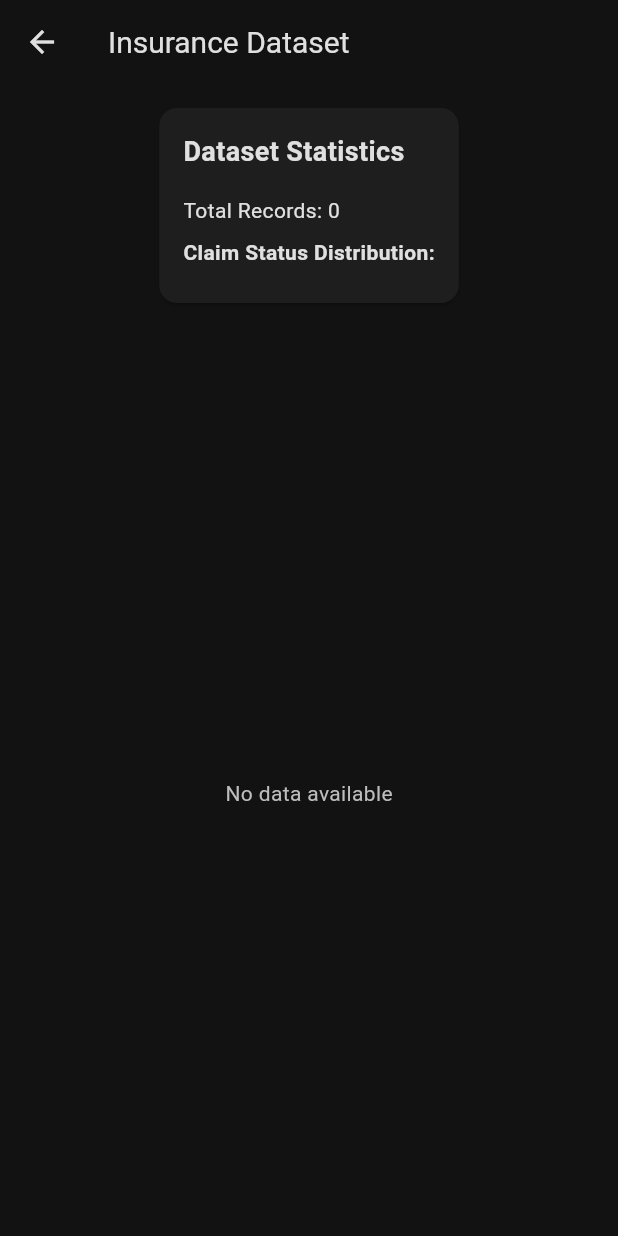
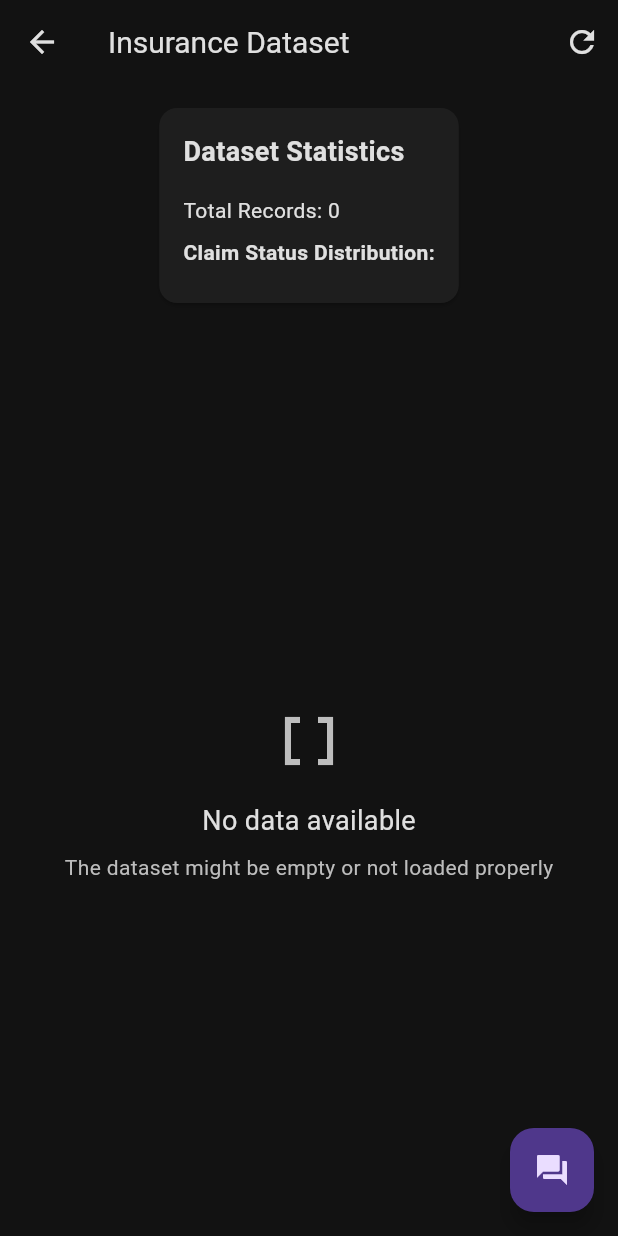
Before and after one commit to thishahid/Insurance-Claim-Agent, a Flutter app: the HomeScreen screen opened directly, after a tap on the "data usage" icon, on a phone screen of 412 x 824 dp. Run offline on Flutter 3.47's test engine with Material 3 defaults, Android fonts, the phone set to English and light mode, and no system bars; our stand-ins replace csv, file_picker, flutter_markdown, google_generative_ai, pdf, printing and 2 more; accounts and stored records are empty.

Commit message:
Dataset RAG

```diff
--- a/lib/screens/dataset_viewer_screen.dart
+++ b/lib/screens/dataset_viewer_screen.dart
@@ -1,6 +1,11 @@
+// screens/dataset_viewer_screen.dart
 import 'package:flutter/material.dart';
 import 'package:insurance_claim_agent/config/theme.dart';
 import 'package:insurance_claim_agent/services/dataset_service.dart';
+import 'package:insurance_claim_agent/screens/home_screen.dart';
+import 'package:path/path.dart' as path;
+import 'package:sqflite/sqflite.dart';
+import 'package:path_provider/path_provider.dart';
 
 class DatasetViewerScreen extends StatefulWidget {
   const DatasetViewerScreen({super.key});
@@ -13,6 +18,7 @@ class _DatasetViewerScreenState extends State<DatasetViewerScreen> {
   List<Map<String, dynamic>>? _dataset;
   Map<String, dynamic>? _stats;
   bool _isLoading = true;
+  String? _errorMessage;
 
   @override
   void initState() {
@@ -22,9 +28,36 @@ class _DatasetViewerScreenState extends State<DatasetViewerScreen> {
 
   Future<void> _loadDataset() async {
     try {
-      final db = await DatasetService.database;
-      // Use the public getter instead of the private variable
-      final data = await db.query(DatasetService.tableName, limit: 100);
+      setState(() {
+        _isLoading = true;
+        _errorMessage = null;
+      });
+
+      // Check if the database exists
+      final documentsDirectory = await getApplicationDocumentsDirectory();
+      final dbPath = path.join(documentsDirectory.path, 'insurance_dataset.db');
+      final exists = await databaseExists(dbPath);
+
+      if (!exists) {
+        setState(() {
+          _isLoading = false;
+          _errorMessage = 'Database does not exist. Please make sure the CSV file is in the assets folder and try again.';
+        });
+        return;
+      }
+
+      // Check if the CSV file is accessible - Fixed: Remove this method call
+      // final csvAccessible = await DatasetService.isCsvFileAccessible();
+      // if (!csvAccessible) {
+      //   setState(() {
+      //     _isLoading = false;
+      //     _errorMessage = 'CSV file is not accessible. Please make sure it\'s in the assets folder.';
+      //   });
+      //   return;
+      // }
+
+      // Use the new method
+      final data = await DatasetService.getDatasetRecords(limit: 100);
       final stats = await DatasetService.getDatasetStats();
 
       setState(() {
@@ -35,13 +68,17 @@ class _DatasetViewerScreenState extends State<DatasetViewerScreen> {
     } catch (e) {
       setState(() {
         _isLoading = false;
+        _errorMessage = 'Error loading dataset: ${e.toString()}';
       });
+
+      if (mounted) {
         ScaffoldMessenger.of(context).showSnackBar(
           SnackBar(
             content: Text('Error loading dataset: ${e.toString()}'),
             backgroundColor: Colors.red,
           ),
         );
+      }
     }
   }
 
@@ -52,21 +89,85 @@ class _DatasetViewerScreenState extends State<DatasetViewerScreen> {
         title: const Text('Insurance Dataset'),
         backgroundColor: AppTheme.darkBackground,
         elevation: 0,
+        actions: [
+          IconButton(
+            icon: const Icon(Icons.refresh),
+            onPressed: _loadDataset,
+            tooltip: 'Refresh Data',
+          ),
+        ],
       ),
       backgroundColor: AppTheme.darkBackground,
-      body: _isLoading
-          ? const Center(
+      body: _buildBody(),
+      floatingActionButton: FloatingActionButton(
+        onPressed: () {
+          // Fixed: Use context parameter correctly
+          Navigator.of(context).pushAndRemoveUntil(
+            MaterialPageRoute(builder: (BuildContext context) => const HomeScreen()),
+            (Route<dynamic> route) => false,
+          );
+        },
+        child: const Icon(Icons.question_answer),
+        tooltip: 'Ask about this data',
+      ),
+      floatingActionButtonLocation: FloatingActionButtonLocation.endFloat,
+    );
+  }
+
+  Widget _buildBody() {
+    if (_isLoading) {
+      return const Center(
         child: CircularProgressIndicator(
           valueColor: AlwaysStoppedAnimation<Color>(AppTheme.oliveGreen),
         ),
-            )
-          : Column(
+      );
+    }
+
+    if (_errorMessage != null) {
+      return Center(
+        child: Column(
+          mainAxisAlignment: MainAxisAlignment.center,
+          children: [
+            const Icon(
+              Icons.error_outline,
+              color: Colors.red,
+              size: 48,
+            ),
+            const SizedBox(height: 16),
+            Text(
+              'Failed to load dataset',
+              style: TextStyle(
+                color: AppTheme.textLight,
+                fontSize: 18,
+              ),
+            ),
+            const SizedBox(height: 8),
+            Text(
+              _errorMessage!,
+              style: TextStyle(
+                color: AppTheme.textDark,
+                fontSize: 14,
+              ),
+              textAlign: TextAlign.center,
+            ),
+            const SizedBox(height: 16),
+            ElevatedButton(
+              onPressed: _loadDataset,
+              child: const Text('Try Again'),
+            ),
+          ],
+        ),
+      );
+    }
+
+    return Column(
       children: [
         _buildStatsCard(),
         const SizedBox(height: 16),
-                Expanded(child: _buildDataTable()),
+        Expanded(
+          child: _buildDataTable(),
+        ),
       ],
-            ),
     );
   }
 
@@ -121,9 +222,31 @@ class _DatasetViewerScreenState extends State<DatasetViewerScreen> {
   Widget _buildDataTable() {
     if (_dataset == null || _dataset!.isEmpty) {
       return const Center(
-        child: Text(
+        child: Column(
+          mainAxisAlignment: MainAxisAlignment.center,
+          children: [
+            Icon(
+              Icons.data_array,
+              color: AppTheme.textDark,
+              size: 48,
+            ),
+            SizedBox(height: 16),
+            Text(
               'No data available',
-          style: TextStyle(color: AppTheme.textDark),
+              style: TextStyle(
+                color: AppTheme.textLight,
+                fontSize: 18,
+              ),
+            ),
+            SizedBox(height: 8),
+            Text(
+              'The dataset might be empty or not loaded properly',
+              style: TextStyle(
+                color: AppTheme.textDark,
+                fontSize: 14,
+              ),
+            ),
+          ],
         ),
       );
     }
--- a/lib/screens/home_screen.dart
+++ b/lib/screens/home_screen.dart
@@ -45,7 +45,10 @@ class _HomeScreenState extends State<HomeScreen>
       ),
       body: TabBarView(
         controller: _tabController,
-        children: const [ChatScreen(), FaqScreen()],
+        children: const [
+          ChatScreen(),
+          FaqScreen(),
+        ],
       ),
       floatingActionButton: Padding(
         padding: const EdgeInsets.only(bottom: 50.0),
@@ -78,9 +81,16 @@ class _HomeScreenState extends State<HomeScreen>
                   ),
                 );
               },
-              backgroundColor: AppTheme.accentGreen,
+              backgroundColor: const Color.fromARGB(255, 84, 165, 84),
               heroTag: 'datasetViewer',
               child: const Icon(Icons.data_usage),
+            ),
+            const SizedBox(height: 16),
+            FloatingActionButton(
+              onPressed: _showDatasetQuestionsDialog,
+              backgroundColor: Colors.blue,
+              heroTag: 'datasetQuestions',
+              child: const Icon(Icons.help),
             ),
           ],
         ),
@@ -149,4 +159,35 @@ class _HomeScreenState extends State<HomeScreen>
       ),
     );
   }
+  void _showDatasetQuestionsDialog() {
+    showDialog(
+      context: context,
+      builder: (context) => AlertDialog(
+        title: const Text('Dataset Questions'),
+        content: const Text(
+          'You can ask questions like:\n\n'
+          '• What is the average vehicle age for customers with claim status "1"?\n'
+          '• How many policies have a claim status of "0"?\n'
+          '• What is the distribution of claim statuses in the dataset?\n'
+          '• Show me policies with high ncap_rating and claim status "1"\n'
+          '• What is the most common fuel type among policies with claims?',
+          style: TextStyle(fontSize: 16),
+        ),
+        actions: [
+          TextButton(
+            onPressed: () {
+              Navigator.of(context).pop();
+              // Switch to chat tab
+              _tabController.animateTo(0);
+            },
+            child: const Text('Go to Chat'),
+          ),
+          TextButton(
+            onPressed: () => Navigator.of(context).pop(),
+            child: const Text('Close'),
+          ),
+        ],
+      ),
+    );
+  }
 }
--- a/lib/services/dataset_service.dart
+++ b/lib/services/dataset_service.dart
@@ -2,7 +2,7 @@ import 'dart:io';
 import 'package:flutter/services.dart' show rootBundle;
 import 'package:csv/csv.dart';
 import 'package:sqflite/sqflite.dart';
-import 'package:path/path.dart';
+import 'package:path/path.dart' as path;
 import 'package:path_provider/path_provider.dart';
 
 class DatasetService {
@@ -24,19 +24,19 @@ class DatasetService {
   // Initialize the database from CSV
   static Future<Database> _initDB() async {
     final documentsDirectory = await getApplicationDocumentsDirectory();
-    final path = join(documentsDirectory.path, 'insurance_dataset.db');
+    final dbPath = path.join(documentsDirectory.path, 'insurance_dataset.db');
 
     // Check if database already exists
-    final exists = await databaseExists(path);
+    final exists = await databaseExists(dbPath);
 
     if (!exists) {
       // Create the database from CSV
-      final db = await openDatabase(path, version: 1);
+      final db = await openDatabase(dbPath, version: 1);
       await _createTableFromCSV(db);
       return db;
     } else {
       // Open existing database
-      return await openDatabase(path, version: 1);
+      return await openDatabase(dbPath, version: 1);
     }
   }
 
@@ -109,6 +109,45 @@ class DatasetService {
     return results;
   }
 
+  // NEW: Get specific record by policy_id
+  static Future<Map<String, dynamic>?> getRecordByPolicyId(
+    String policyId,
+  ) async {
+    final db = await database;
+    final results = await db.query(
+      _tableName,
+      where: 'policy_id = ?',
+      whereArgs: [policyId],
+      limit: 1,
+    );
+    return results.isNotEmpty ? results.first : null;
+  }
+
+  // NEW: Get records by claim status
+  static Future<List<Map<String, dynamic>>> getRecordsByClaimStatus(
+    String claimStatus,
+  ) async {
+    final db = await database;
+    return await db.query(
+      _tableName,
+      where: 'claim_status = ?',
+      whereArgs: [claimStatus],
+    );
+  }
+
+  // NEW: Get records by vehicle age range
+  static Future<List<Map<String, dynamic>>> getRecordsByVehicleAgeRange(
+    int minAge,
+    int maxAge,
+  ) async {
+    final db = await database;
+    return await db.query(
+      _tableName,
+      where: 'CAST(vehicle_age AS INTEGER) BETWEEN ? AND ?',
+      whereArgs: [minAge, maxAge],
+    );
+  }
+
   // Get dataset statistics
   static Future<Map<String, dynamic>> getDatasetStats() async {
     final db = await database;
--- a/pubspec.yaml
+++ b/pubspec.yaml
@@ -50,6 +50,7 @@ dependencies:
   archive: ^3.6.1
   sqflite: ^2.3.0
   csv: ^5.0.2
+  path: ^1.8.3
   # The following adds the Cupertino Icons font to your application.
   # Use with the CupertinoIcons class for iOS style icons.
   cupertino_icons: ^1.0.8
```
Also changed, not shown: lib/services/rag_service.dart (+152 -10 lines), pubspec.lock. Lines whose indentation alone changed are shown as unchanged.
